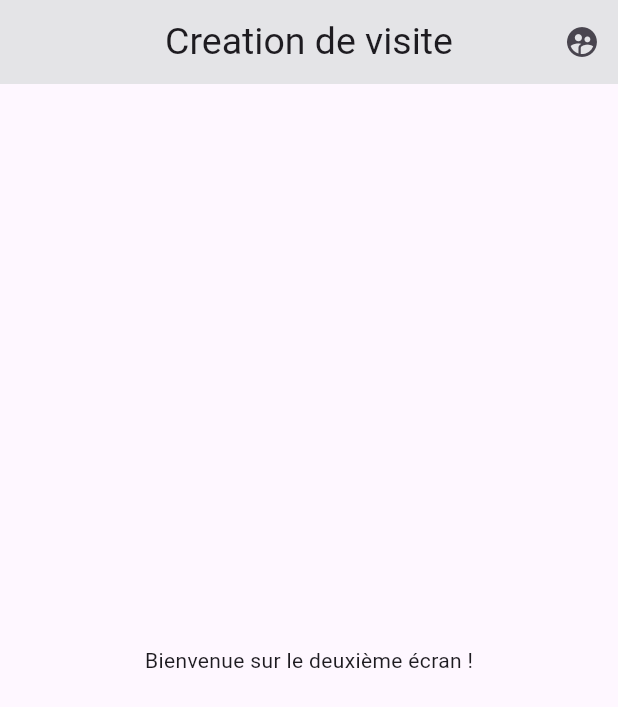
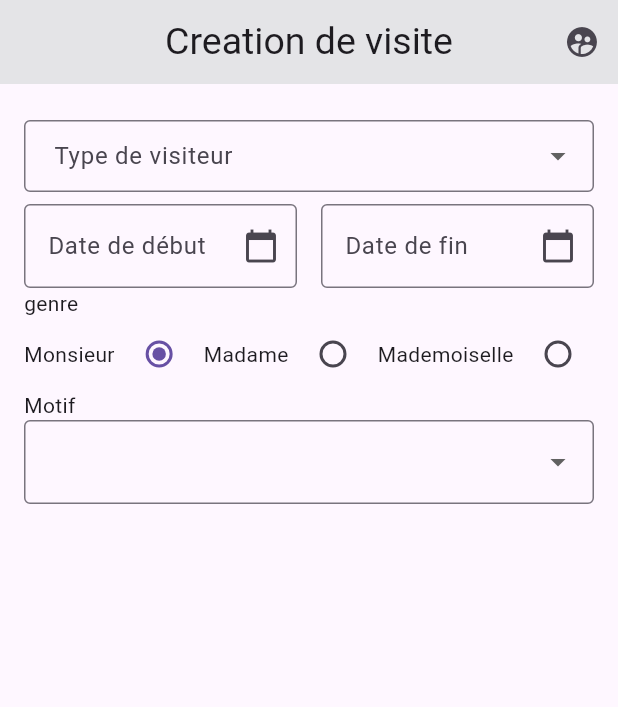
Before and after one commit to Beda-Dev/Flutter-Formulaire_visite_Agility, a Flutter app: the SecondScreen screen opened directly, on a phone screen of 412 x 824 dp. Shown: the top 707 px of the screen. Run offline on Flutter 3.47's test engine with Material 3 defaults, Android fonts, the phone set to English and light mode, and no system bars.

Commit message:
debut de formulaire

```diff
--- a/lib/views/visite_form_screen.dart
+++ b/lib/views/visite_form_screen.dart
@@ -1,31 +1,150 @@
 import 'package:flutter/material.dart';
+import 'package:flutter/services.dart';  // Pour utiliser TextInputFormatter
 import 'package:formulaire/utils/colors.dart';
 
-class SecondScreen extends StatelessWidget {
+class SecondScreen extends StatefulWidget {
   const SecondScreen({super.key});
+
+  @override
+  _SecondScreenState createState() => _SecondScreenState();
+}
+
+class _SecondScreenState extends State<SecondScreen> {
+  final _formKey = GlobalKey<FormState>();
+  String? _typeVisiteur = "PERMANENT";
+  final TextEditingController _dateController1 = TextEditingController();
+  final TextEditingController _dateController2 = TextEditingController();
+  String? _genre = "Monsieur";
+  int? _motif = 0;
+
+
+  // Fonction pour afficher le sélecteur de date
+  Future<void> _selectDate(BuildContext context, TextEditingController controller) async {
+    final DateTime selectedDate = await showDatePicker(
+      context: context,
+      initialDate: DateTime.now(),
+      firstDate: DateTime(2000),
+      lastDate: DateTime(2101),
+    ) ?? DateTime.now();
+
+    controller.text = "${selectedDate.toLocal()}".split(' ')[0];  // Format simple YYYY-MM-DD
+  }
 
   @override
   Widget build(BuildContext context) {
     return Scaffold(
-      appBar: PreferredSize(
-        preferredSize: const Size.fromHeight(kToolbarHeight),
-        child: AppBar(
+      appBar: AppBar(
+        backgroundColor: AppColors.gray200,
+        title: const Text(
+          "Creation de visite",
+          style: TextStyle(fontSize: 25),
+        ),
+        centerTitle: true,
+        actions: [
+          IconButton(
+            onPressed: () {},
+            icon: const Icon(Icons.supervised_user_circle),
+          ),
+        ],
+      ),
+      body: Padding(
+        padding: const EdgeInsets.all(16.0),  // Padding pour espacement sur toute la page
+        child: Form(
+          key: _formKey,  // Utilisation du Form key
+          child: Column(
+            crossAxisAlignment: CrossAxisAlignment.stretch,
+            children: [
+              Padding(
+                padding: const EdgeInsets.symmetric(vertical: 8.0),
+                child: DropdownButtonFormField<String>(
+                  decoration: const InputDecoration(
+                    labelText: "Type de visiteur",
+                    contentPadding: EdgeInsets.symmetric(horizontal: 16),
+                    border: OutlineInputBorder(),
+                  ),
+                  items: const [
+                    DropdownMenuItem(value: "PERMANENT", child: Text("Permanent")),
+                    DropdownMenuItem(value: "TEMPORAIRE", child: Text("Temporaire"))
+                  ],
+                  onChanged: (value) {
+                    setState(() {
+                      _typeVisiteur = value!;
+                    });
+                  },
+                ),
+              ),
 
-          backgroundColor: AppColors.gray200,
-          title: const Text("Creation de visite",
-          style: TextStyle(
-            fontSize: 25,
-          ),),
-          centerTitle: true,
-          actions: [
-            IconButton(onPressed: (){}, icon: const Icon(Icons.supervised_user_circle))
 
-          ],
+              Row(
+                mainAxisAlignment: MainAxisAlignment.spaceBetween,
+                children: [
+                  Expanded(
+                    child: TextField(
+                      controller: _dateController1,
+                      decoration: const InputDecoration(
+                        labelText: "Date de début",
+                        suffixIcon: Icon(Icons.calendar_today),
+                        border: OutlineInputBorder(),
+                      ),
+                      readOnly: true,
+                      onTap: () => _selectDate(context, _dateController1),
+                    ),
+                  ),
+                  const SizedBox(width: 16),
 
+
+                  Expanded(
+                    child: TextField(
+                      controller: _dateController2,
+                      decoration: const InputDecoration(
+                        labelText: "Date de fin",
+                        suffixIcon: Icon(Icons.calendar_today),
+                        border: OutlineInputBorder(),
+                      ),
+                      readOnly: true,
+                      onTap: () => _selectDate(context, _dateController2),
+                    ),
+                  ),
+                ],
+              ),
+              const Text("genre"),
+              Row(
+                mainAxisAlignment: MainAxisAlignment.spaceBetween,
+                children: [
+                  const Text("Monsieur"),
+                  Radio(value: "Monsieur", groupValue: _genre, onChanged:(value){
+                    setState(() {
+                      _genre = value;
+                    });
+                  }),
+                  const Text("Madame"),
+                  Radio(value: "Madame", groupValue: _genre, onChanged:(value){
+                    setState(() {
+                      _genre = value;
+                    });
+                  }),
+                  const Text("Mademoiselle"),
+                  Radio(value: "Mademoiselle", groupValue: _genre, onChanged:(value){
+                    setState(() {
+                      _genre = value;
+                    });
+                  })
+
+                ],
+              ),
+              const Text("Motif"),
+              DropdownButtonFormField(items:const [
+                DropdownMenuItem( value: 1 , child: Text("Rencontre")),
+                DropdownMenuItem( value: 2 , child: Text("Inspection")),
+              ], onChanged:(value){
+                _motif = value;
+              },
+              decoration: const InputDecoration(
+                  border: OutlineInputBorder()
+              ))
+            ],
+          ),
         ),
-      ),
-      body: const Center(
-        child: Text("Bienvenue sur le deuxième écran !"),
       ),
     );
   }
```
